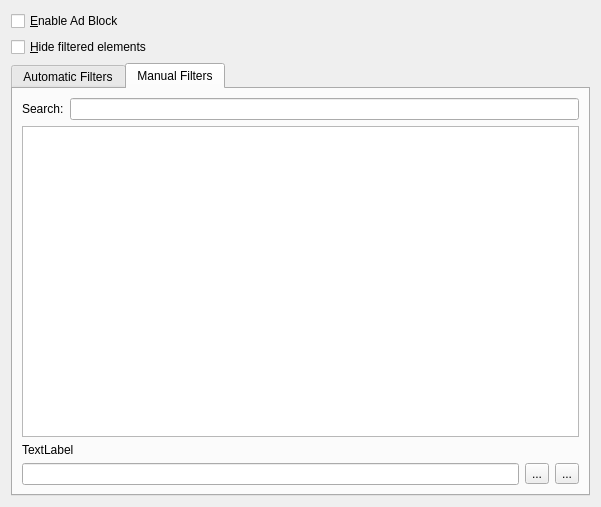
This is messageviewer/adblock/ui/settings_adblock.ui in KDE/kdepim as Qt 5 draws it before an edit. The edited form follows.
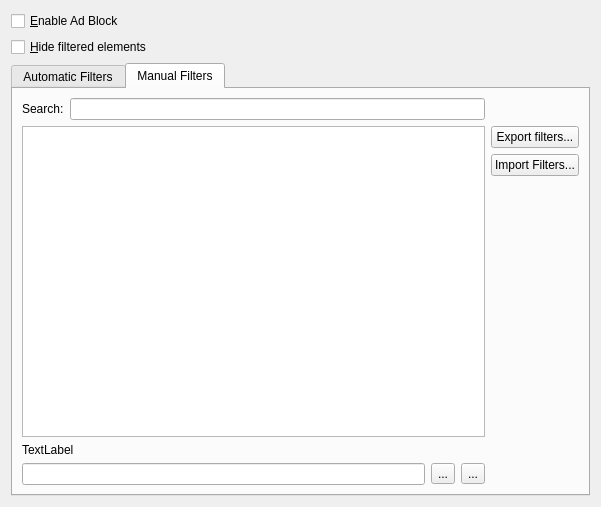
This is the edited form. The open tabs and pages were chosen to show the change. Custom widgets are drawn as their Qt base class.

Commit message: Allow to export list of manual filter

What changed in the file:
```diff
--- a/messageviewer/adblock/ui/settings_adblock.ui
+++ b/messageviewer/adblock/ui/settings_adblock.ui
@@ -121,8 +121,8 @@
       <attribute name="title">
        <string>Manual Filters</string>
       </attribute>
-      <layout class="QVBoxLayout" name="verticalLayout_2">
-       <item>
+      <layout class="QGridLayout" name="gridLayout_2">
+       <item row="0" column="0">
         <layout class="QHBoxLayout" name="horizontalLayout">
          <item>
           <widget class="QLabel" name="label">
@@ -136,21 +136,48 @@
          </item>
         </layout>
        </item>
-       <item>
+       <item row="1" column="0" rowspan="3">
         <widget class="KListWidget" name="manualFiltersListWidget">
          <property name="selectionMode">
           <enum>QAbstractItemView::MultiSelection</enum>
          </property>
         </widget>
        </item>
-       <item>
+       <item row="1" column="1">
+        <widget class="QPushButton" name="exportFilters">
+         <property name="text">
+          <string>Export filters...</string>
+         </property>
+        </widget>
+       </item>
+       <item row="2" column="1">
+        <widget class="QPushButton" name="importFilters">
+         <property name="text">
+          <string>Import Filters...</string>
+         </property>
+        </widget>
+       </item>
+       <item row="3" column="1">
+        <spacer name="verticalSpacer_2">
+         <property name="orientation">
+          <enum>Qt::Vertical</enum>
+         </property>
+         <property name="sizeHint" stdset="0">
+          <size>
+           <width>20</width>
+           <height>252</height>
+          </size>
+         </property>
+        </spacer>
+       </item>
+       <item row="4" column="0">
         <widget class="QLabel" name="hintLabel">
          <property name="text">
           <string comment="KDE::DoNotExtract">TextLabel</string>
          </property>
         </widget>
        </item>
-       <item>
+       <item row="5" column="0">
         <layout class="QHBoxLayout" name="horizontalLayout_2">
          <item>
           <widget class="KLineEdit" name="addFilterLineEdit"/>
```
The commit also changes 2 other files.
